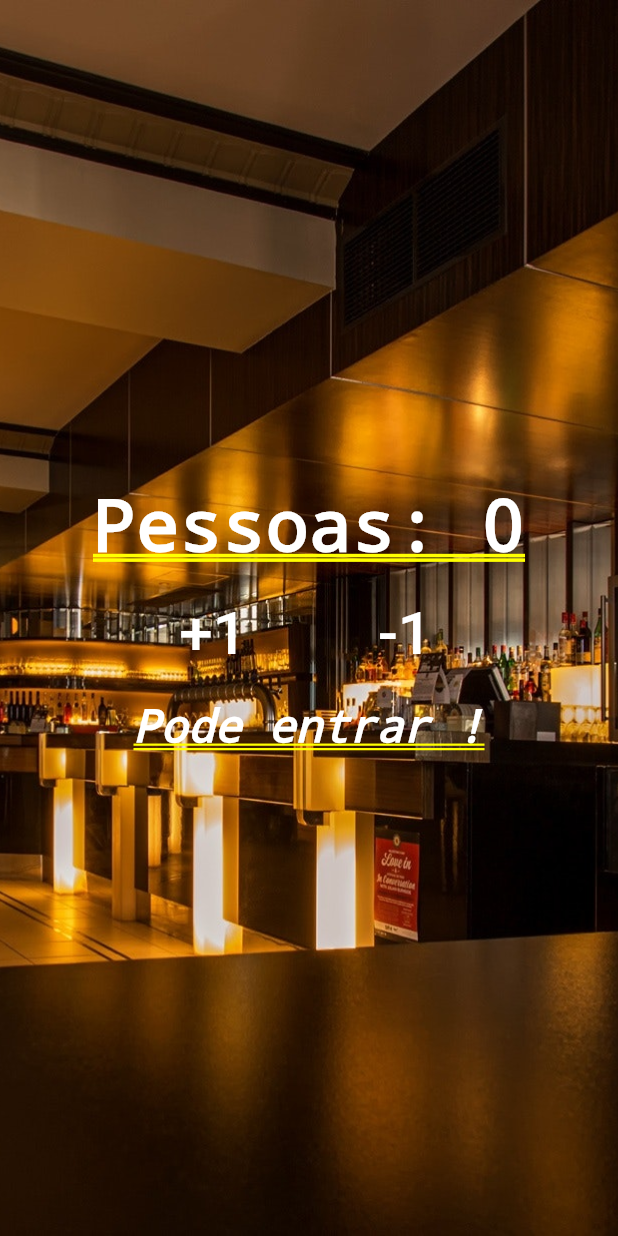
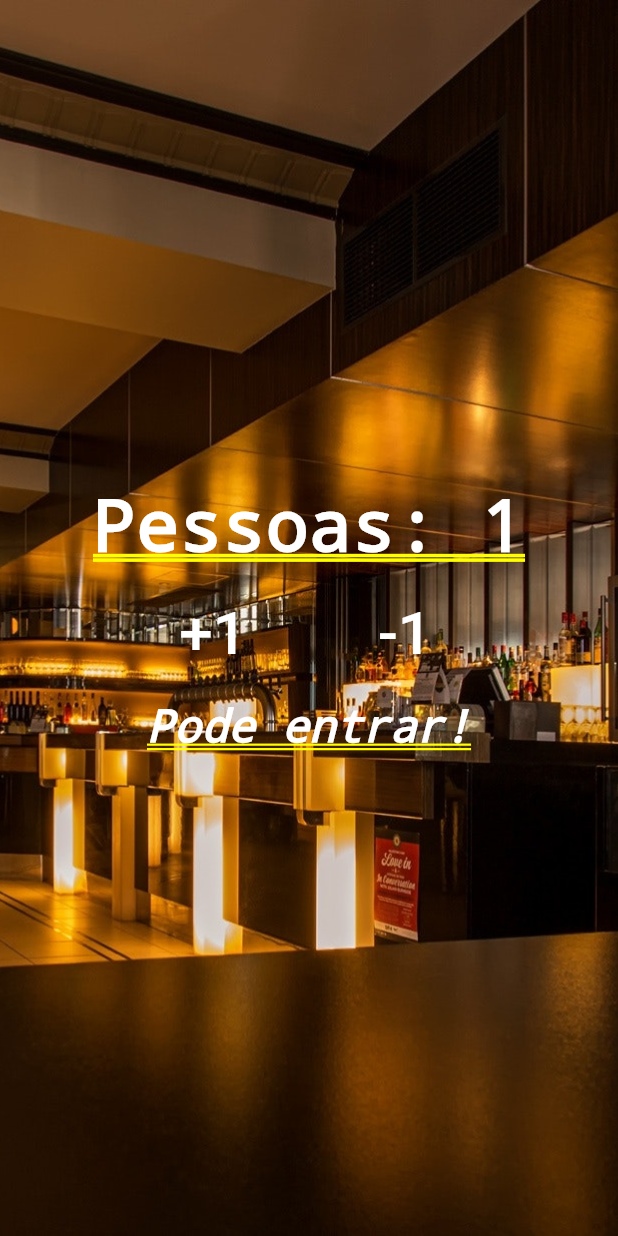
Before and after one commit to ShadowDeveloper/flutter-apps-classes, a Flutter app: the screen it shows after launch, after a tap on "+1", on a phone screen of 412 x 824 dp. Run offline on Flutter 3.47's test engine with Material 2 defaults, Android fonts, the phone set to English and light mode, and no system bars.

Commit message:
Finalizando o primeiro App - Contador de Pessoas

```diff
--- a/contador_de_pessoas/lib/main.dart
+++ b/contador_de_pessoas/lib/main.dart
@@ -3,7 +3,36 @@ import 'package:flutter/material.dart';
 void main() => {
       runApp(MaterialApp(
           title: "Contador de pessoas",
-          home: Stack(
+          home: Home()
+      ))
+    };
+
+class Home extends StatefulWidget {
+  @override
+  _HomeState createState() => _HomeState();
+}
+
+class _HomeState extends State<Home> {
+
+  int _people = 0;
+  String _infoText = "Pode Entrar!";
+
+  void _changePeople(int delta){
+    setState(() {
+      _people += delta;
+      if(_people < 0){
+        _infoText = "Lista de espera";
+      } else if(_people <= 10){
+        _infoText = "Pode entrar!";
+      } else {
+        _infoText = "Lotado";
+      }
+    });
+  }
+
+  @override
+  Widget build(BuildContext context) {
+    return Stack(
       children: <Widget>[
         Image.asset(
           "images/restaurant.jpg",
@@ -14,7 +43,7 @@ void main() => {
           mainAxisAlignment: MainAxisAlignment.center,
           children: <Widget>[
             Text(
-                    "Pessoas: 0",
+              "Pessoas: $_people",
               style:
               TextStyle(color: Colors.white, fontWeight: FontWeight.bold),
             ),
@@ -27,7 +56,9 @@ void main() => {
                     child: Text("+1",
                         style:
                         TextStyle(fontSize: 40.0, color: Colors.white)),
-                          onPressed: () {},
+                    onPressed: () {
+                      _changePeople(1);
+                    },
                   ),
                 ),
                 Padding(
@@ -36,13 +67,15 @@ void main() => {
                     child: Text("-1",
                         style:
                         TextStyle(fontSize: 40.0, color: Colors.white)),
-                          onPressed: () {},
+                    onPressed: () {
+                      _changePeople(-1);
+                    },
                   ),
                 ),
               ],
             ),
             Text(
-                    "Pode entrar !",
+              _infoText,
               style: TextStyle(
                   color: Colors.white,
                   fontStyle: FontStyle.italic,
@@ -51,6 +84,6 @@ void main() => {
           ],
         )
       ],
-          )
-      ))
-    };
+    );
+  }
+}
```
Lines whose indentation alone changed are shown as unchanged.
